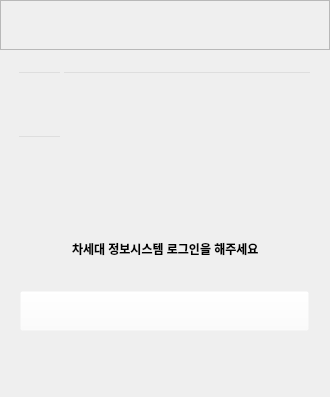
First picture: the form in Soft_DEV/widget.ui, repository gnu-swta/Chat, before the edit.
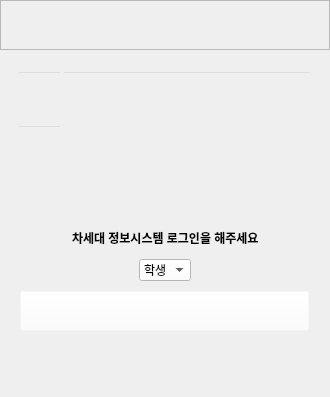
Second picture: the form after the edit. Icons and pictures are not drawn.

```diff
--- a/Soft_DEV/widget.ui
+++ b/Soft_DEV/widget.ui
@@ -110,7 +110,7 @@
         </property>
         <layout class="QVBoxLayout" name="verticalLayout_4">
          <property name="spacing">
-          <number>20</number>
+          <number>10</number>
          </property>
          <property name="leftMargin">
           <number>0</number>
@@ -284,6 +284,18 @@
             <enum>QFrame::Raised</enum>
            </property>
            <layout class="QHBoxLayout" name="horizontalLayout_2">
+            <property name="leftMargin">
+             <number>0</number>
+            </property>
+            <property name="topMargin">
+             <number>0</number>
+            </property>
+            <property name="rightMargin">
+             <number>0</number>
+            </property>
+            <property name="bottomMargin">
+             <number>0</number>
+            </property>
             <item>
              <spacer name="horizontalSpacer_3">
               <property name="orientation">
@@ -326,6 +338,76 @@
            </layout>
           </widget>
          </item>
+         <item>
+          <widget class="QWidget" name="horizontalWidget" native="true">
+           <property name="minimumSize">
+            <size>
+             <width>0</width>
+             <height>0</height>
+            </size>
+           </property>
+           <layout class="QHBoxLayout" name="horizontalLayout_3">
+            <property name="spacing">
+             <number>0</number>
+            </property>
+            <property name="leftMargin">
+             <number>0</number>
+            </property>
+            <property name="topMargin">
+             <number>0</number>
+            </property>
+            <property name="rightMargin">
+             <number>0</number>
+            </property>
+            <property name="bottomMargin">
+             <number>0</number>
+            </property>
+            <item>
+             <spacer name="horizontalSpacer_5">
+              <property name="orientation">
+               <enum>Qt::Horizontal</enum>
+              </property>
+              <property name="sizeHint" stdset="0">
+               <size>
+                <width>40</width>
+                <height>20</height>
+               </size>
+              </property>
+             </spacer>
+            </item>
+            <item>
+             <widget class="QComboBox" name="type">
+              <property name="styleSheet">
+               <string notr="true">background-color: rgb(255, 255, 255);</string>
+              </property>
+              <item>
+               <property name="text">
+                <string>학생</string>
+               </property>
+              </item>
+              <item>
+               <property name="text">
+                <string>교수</string>
+               </property>
+              </item>
+             </widget>
+            </item>
+            <item>
+             <spacer name="horizontalSpacer_6">
+              <property name="orientation">
+               <enum>Qt::Horizontal</enum>
+              </property>
+              <property name="sizeHint" stdset="0">
+               <size>
+                <width>40</width>
+                <height>20</height>
+               </size>
+              </property>
+             </spacer>
+            </item>
+           </layout>
+          </widget>
+         </item>
          <item>
           <layout class="QHBoxLayout" name="horizontalLayout">
            <property name="spacing">
```
